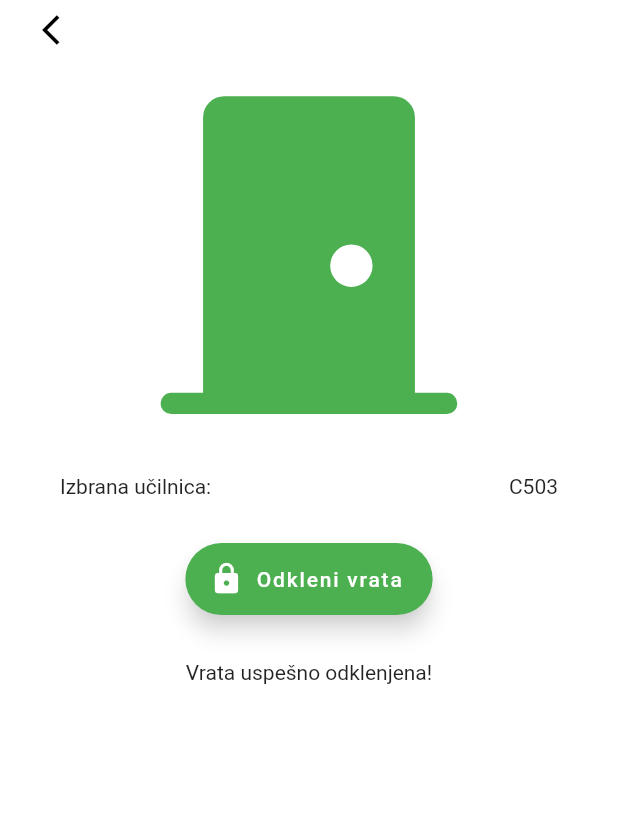
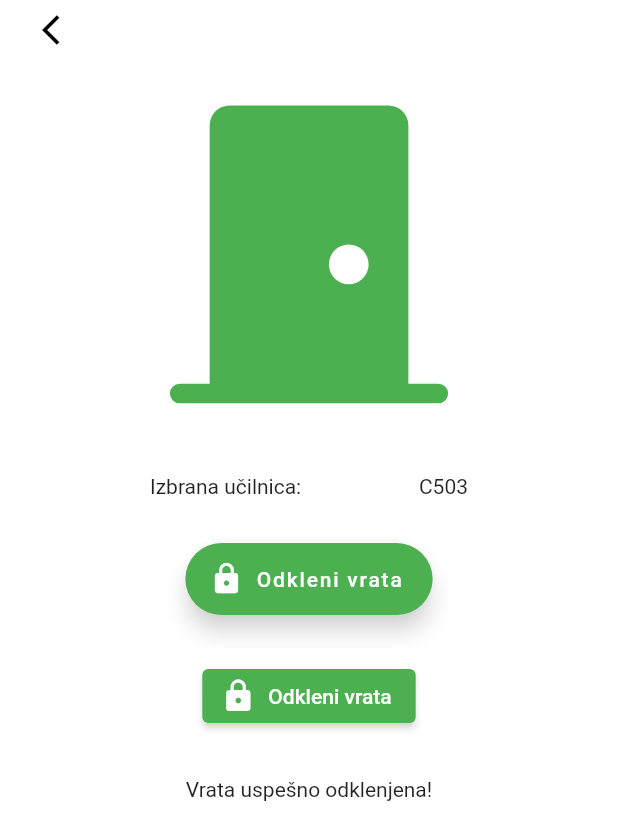
Before and after one commit to SCVApp/SCVAppFlutter, a Flutter app: the DoorUnlockUserPage screen opened directly, on a phone screen of 412 x 824 dp. Shown: the top 840 px of the screen. Run offline on Flutter 3.47's test engine with Material 2 defaults, Android fonts, the phone set to English and light mode, and no system bars; our stand-ins replace babstrap_settings_screen, cached_network_image, dots_indicator, flutter_linkify, flutter_svg, get and 8 more; missing offline and left inert: app_settings, dart:ffi, ff_navigation_bar, flutter_picker, flutter_web_auth; accounts and stored records are empty.

Commit message:
Dodelan gumb

```diff
--- a/lib/DoorUnlock/DoorUnlockUser.dart
+++ b/lib/DoorUnlock/DoorUnlockUser.dart
@@ -1,3 +1,4 @@
+import 'package:flutter/material.dart';
 import 'package:flutter/material.dart';
 import 'package:scv_app/Components/backBtn.dart';
 import 'package:scv_app/Data/functions.dart';
@@ -55,13 +56,32 @@ class _DoorUnlockUserPage extends State<DoorUnlockUserPage> {
                   backgroundColor: Colors.green,
                   foregroundColor: Colors.white,
                 ),
+                ElevatedButton.icon(
+                  onPressed: () {
+                    print("You pressed Icon Elevated Button");
+                  },
+                  icon: Icon(Icons.lock), //icon data for elevated button
+                  label: Text("Odkleni vrata"), //label text
+                  style: ButtonStyle(
+                      backgroundColor: getColor(Colors.red, Colors.green)),
+                ),
                 Container(
                   child: Text("Vrata uspešno odklenjena!"),
                 ),
               ].withSpaceBetween(spacing: 30)),
-          padding: EdgeInsets.symmetric(horizontal: 40),
+          padding: EdgeInsets.symmetric(horizontal: 100),
         )
       ],
     )));
   }
+
+//change color of a button on press
+  getColor(Color color1, Color color2) {
+    return MaterialStateProperty.resolveWith<Color>((states) {
+      if (states.contains(MaterialState.pressed)) {
+        return color1;
+      }
+      return color2;
+    });
+  }
 }
```
Also changed, not shown: lib/DoorUnlock/components/DoorTypeWidget.dart (added).
